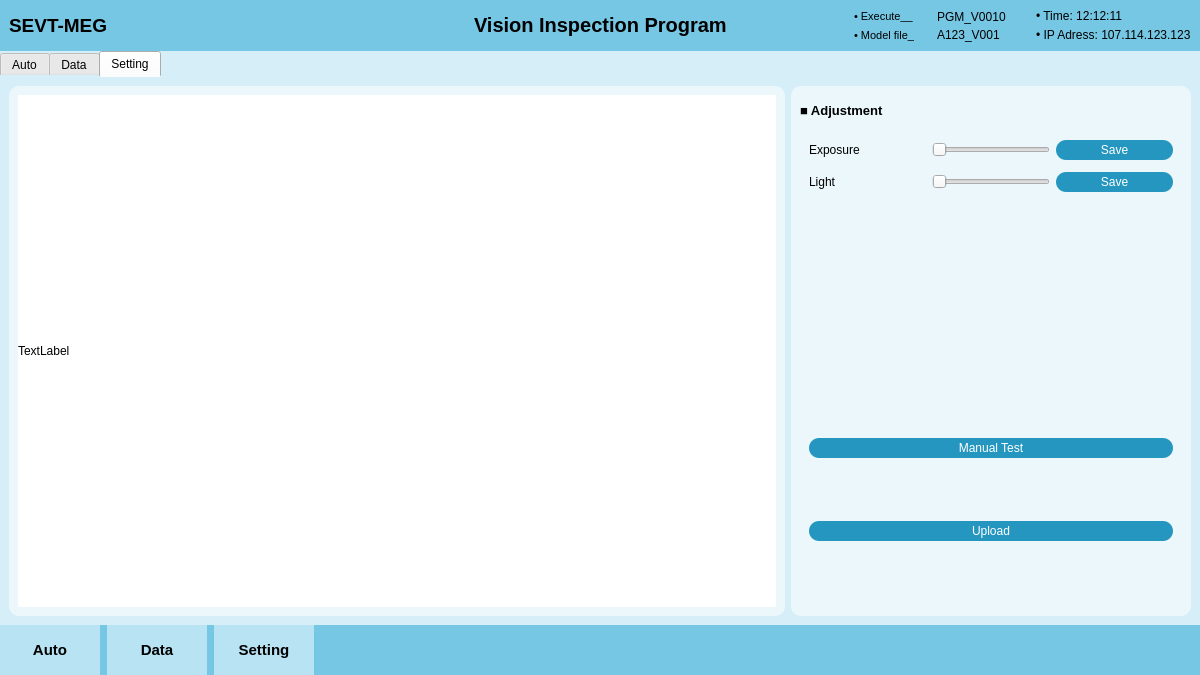
Above: visionProgram/interface.ui from trinhthuan/UIdemo before the change. Below: the same form after it.
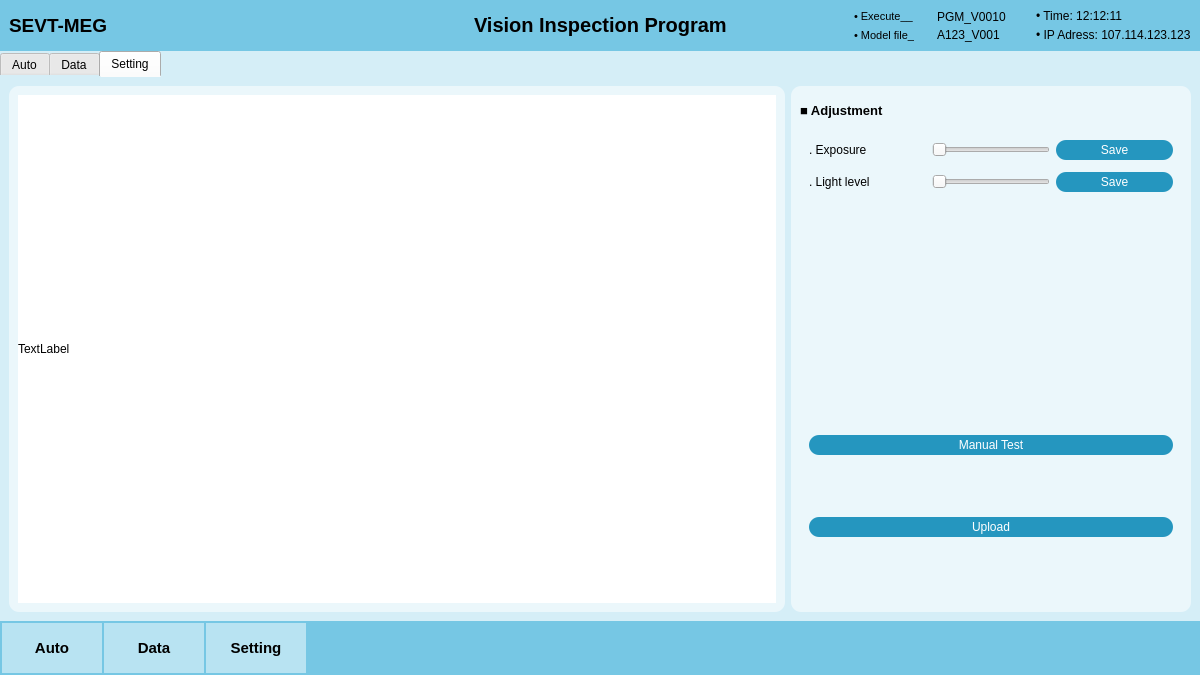
That is the form after the change. The open tabs and pages were chosen to show the change. Icons and pictures are not drawn.

What changed in the file:
```diff
--- a/visionProgram/interface.ui
+++ b/visionProgram/interface.ui
@@ -55,6 +55,14 @@
 	border-radius: 10px;
 }
 
+QPushButton:hover {
+    border: 2px solid #fff;    /* Darker border on hover */
+}
+
+QPushButton:pressed {
+    border: 2px solid #2980b9;    /* Darker border on hover */
+}
+
 </string>
    </property>
    <layout class="QVBoxLayout" name="verticalLayout">
@@ -1036,7 +1044,7 @@
                  <item row="0" column="0">
                   <widget class="QLabel" name="label_20">
                    <property name="text">
-                    <string>Exposure</string>
+                    <string>. Exposure</string>
                    </property>
                   </widget>
                  </item>
@@ -1056,7 +1064,7 @@
                  <item row="1" column="0">
                   <widget class="QLabel" name="label_22">
                    <property name="text">
-                    <string>Light</string>
+                    <string>. Light level</string>
                    </property>
                   </widget>
                  </item>
@@ -1165,19 +1173,19 @@
          </property>
          <layout class="QHBoxLayout" name="horizontalLayout_5">
           <property name="spacing">
-           <number>7</number>
+           <number>2</number>
           </property>
           <property name="leftMargin">
-           <number>0</number>
+           <number>2</number>
           </property>
           <property name="topMargin">
-           <number>0</number>
+           <number>2</number>
           </property>
           <property name="rightMargin">
            <number>0</number>
           </property>
           <property name="bottomMargin">
-           <number>0</number>
+           <number>2</number>
           </property>
           <item>
            <widget class="QPushButton" name="autoTabBtn">
```
Left out of the diff: 2 changed lines with no effect on the pictures.
